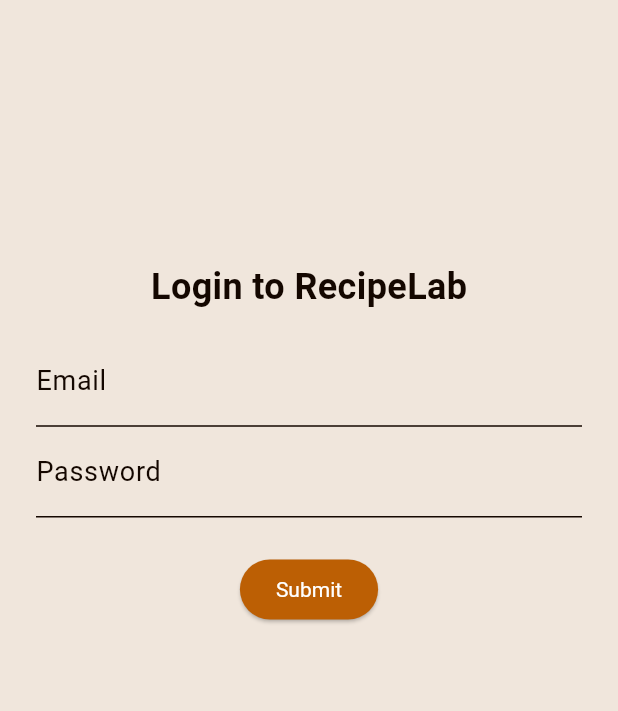
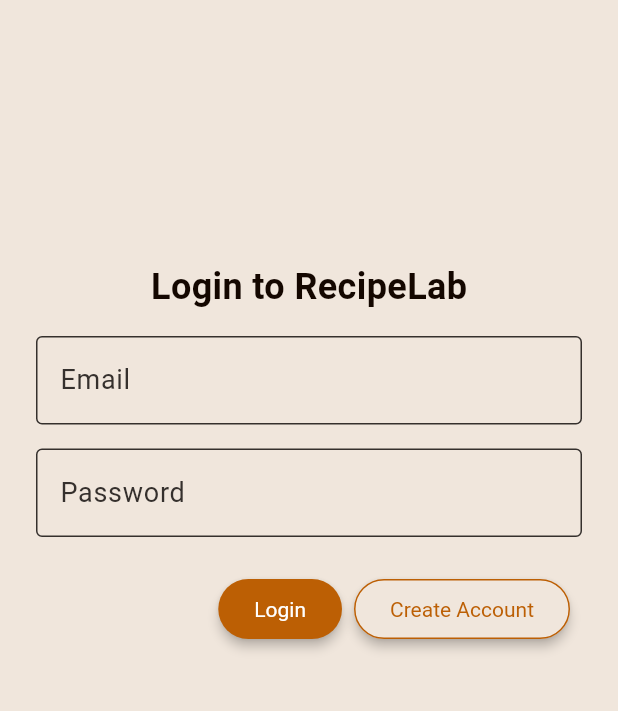
Before and after one commit to mrccodes/rlv2-flutter, a Flutter app: the screen it shows after launch, after a tap on "Go to Login", on a phone screen of 412 x 824 dp, the part 84-795 px from its top. Run offline on Flutter 3.47's test engine with Material 3 defaults, Android fonts, the phone set to English and light mode, and no system bars; our stand-ins replace dio, flutter_dotenv, flutter_riverpod, flutter_secure_storage, logger; generated files the repository leaves out were written again.

Commit message:
style updates

```diff
--- a/lib/app/theme.dart
+++ b/lib/app/theme.dart
@@ -7,21 +7,66 @@
       primaryColor: const Color(0xFFBC5F04),
 
       // Secondary color used for widgets like FABs, text selection, etc.
-      colorScheme: const ColorScheme(
+      colorScheme: ColorScheme.fromSwatch().copyWith(
         primary: Colors.white, // Primary color
-        secondary: Color(0xFF35302D), // Secondary color
-        surface: Color(0xFFF0E6DC), // Surface color (cards, modals)
-        error: Color.fromARGB(255, 167, 21, 21), // Error color
-        onPrimary: Color(0xFF140700), // Text/icons on primary color
+        secondary: const Color(0xFF35302D), // Secondary color
+        surface: const Color(0xFFF0E6DC), // Surface color (cards, modals)
+        error: const Color.fromARGB(255, 167, 21, 21), // Error color
+        onPrimary: const Color(0xFF140700), // Text/icons on primary color
         onSecondary: Colors.white, // Text/icons on secondary color
-        onSurface: Color(0xFF140700), // Text/icons on surfaces
+        onSurface: const Color(0xFF140700), // Text/icons on surfaces
         onError: Colors.white, // Text/icons on error
         brightness: Brightness.light, // Light theme
-        inversePrimary: Color(0xFF5FA2FF), // Inverse Primary color
       ),
 
       // Background settings
       scaffoldBackgroundColor: const Color(0xFFF0E6DC), // Background color
+
+      textSelectionTheme: const TextSelectionThemeData(
+        cursorColor: Color(0xFF35302D),
+        selectionColor: Color(0xFFBC5F04),
+        selectionHandleColor: Color(0xFFBC5F04),
+      ),
+      inputDecorationTheme: InputDecorationTheme(
+
+        focusedBorder: const  OutlineInputBorder(
+          borderSide: BorderSide(
+            color: Color(0xFFBC5F04),
+          ),
+        ),
+        border: const OutlineInputBorder(
+          borderSide: BorderSide(
+            color: Color(0xFF35302D),
+          ),
+        ),
+        enabledBorder: const OutlineInputBorder(
+          borderSide: BorderSide(
+            color: Color(0xFF35302D),
+          ),
+        ),
+        floatingLabelStyle: WidgetStateTextStyle.resolveWith(
+          (Set<WidgetState> states) {
+          if (states.contains(WidgetState.error)) {
+            return TextStyle(color: lightTheme.colorScheme.error);
+          }
+          return TextStyle(color: lightTheme.colorScheme.secondary);
+        }),
+        labelStyle: WidgetStateTextStyle.resolveWith((Set<WidgetState> states) {
+          if (states.contains(WidgetState.error)) {
+            return TextStyle(color: lightTheme.colorScheme.error);
+          }
+          return TextStyle(color: lightTheme.colorScheme.secondary);
+        }),
+        hintStyle: WidgetStateTextStyle.resolveWith((Set<WidgetState> states) {
+          if (states.contains(WidgetState.error)) {
+            return TextStyle(color: lightTheme.colorScheme.error);
+          }
+          return TextStyle(color: lightTheme.colorScheme.secondary);
+        }),
+        // set border to inverse primary when focused
+
+      ),
+
 
       // App bar settings
       appBarTheme: const AppBarTheme(
--- /dev/null
+++ b/lib/core/widgets/custom_button.dart
@@ -0,0 +1,49 @@
+import 'package:flutter/material.dart';
+
+enum ButtonType {
+  primary,
+  secondary,
+}
+
+class CustomButton extends StatelessWidget {
+  const CustomButton({
+    required this.onPressed,
+    required this.text,
+    super.key,
+    this.buttonType = ButtonType.primary,
+  });
+  final VoidCallback? onPressed;
+  final String text;
+  final ButtonType buttonType;
+
+
+  @override
+  Widget build(BuildContext context) {
+    // Define styles for primary and secondary buttons
+    final primaryStyle = ElevatedButton.styleFrom(
+
+      elevation: 3,
+      backgroundColor: Theme.of(context).primaryColor,
+      foregroundColor: Theme.of(context).colorScheme.primary,
+    );
+
+    final secondaryStyle = ElevatedButton.styleFrom(
+      elevation: 3,
+      backgroundColor: Theme.of(context).colorScheme.surface,
+      foregroundColor: Theme.of(context).primaryColor,
+      side: BorderSide(
+        color: Theme.of(context).primaryColor,
+      ),
+    );
+
+    // Choose the style based on buttonType
+    final buttonStyle =
+        buttonType == ButtonType.secondary ? secondaryStyle : primaryStyle;
+
+    return ElevatedButton(
+      onPressed: onPressed,
+      style: buttonStyle,
+      child: Text(text),
+    );
+  }
+}
--- a/lib/features/auth/widgets/login_form.dart
+++ b/lib/features/auth/widgets/login_form.dart
@@ -1,6 +1,7 @@
 import 'dart:async';
 import 'package:flutter/material.dart';
 import 'package:flutter_riverpod/flutter_riverpod.dart';
+import 'package:rlv2_flutter/core/widgets/custom_button.dart';
 
 class LoginForm extends ConsumerStatefulWidget {
   const LoginForm({super.key, this.onSubmit});
@@ -27,13 +28,16 @@
   }
 
   @override
-  Widget build(BuildContext context) {
+  Widget build(BuildContext context) {;
     return Form(
       key: formKey,
       child: Column(
         children: [
           TextFormField(
-            decoration: const InputDecoration(labelText: 'Email'),
+            decoration: const InputDecoration(
+              labelText: 'Email',
+              border: OutlineInputBorder(),
+              ),
             onSaved: (value) => email = value!,
             validator: (value) {
               if (value!.isEmpty) {
@@ -42,8 +46,12 @@
               return null;
             },
           ),
+          const SizedBox(height: 16),
           TextFormField(
-            decoration: const InputDecoration(labelText: 'Password'),
+            decoration: const InputDecoration(
+              labelText: 'Password',
+              border: OutlineInputBorder(),
+              ),
             onSaved: (value) => password = value!,
             validator: (value) {
               if (value!.isEmpty) {
@@ -53,9 +61,26 @@
             },
           ),
           const SizedBox(height: 24),
-          ElevatedButton(
-            onPressed: submit,
-            child: const Text('Submit'),
+          Row(
+            mainAxisAlignment: MainAxisAlignment.end,
+
+            children: [
+              Padding(
+                padding: const EdgeInsets.only(right:8 ),
+                child: CustomButton(
+                  onPressed: submit,
+                  text: 'Login',
+                ),
+              ),
+            Padding(
+              padding: const EdgeInsets.only(right: 8),
+              child:CustomButton(
+                onPressed: submit,
+                text: 'Create Account',
+                buttonType: ButtonType.secondary,
+              ),
+              ),
+            ],
           ),
         ],
       ),
```
